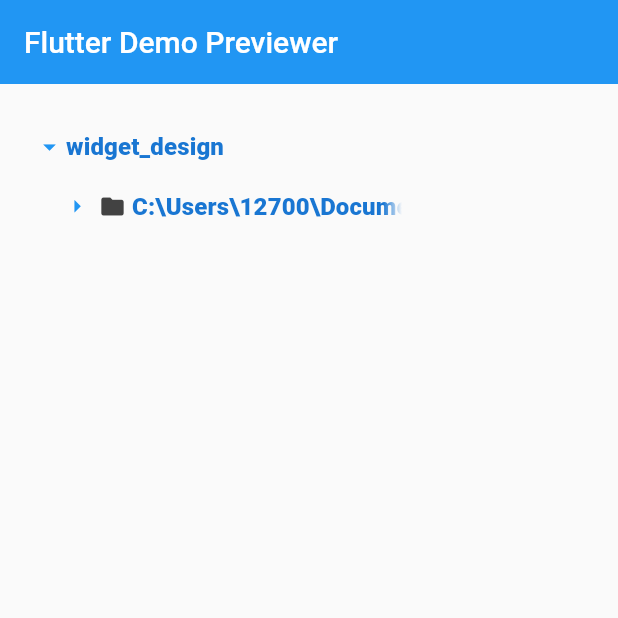
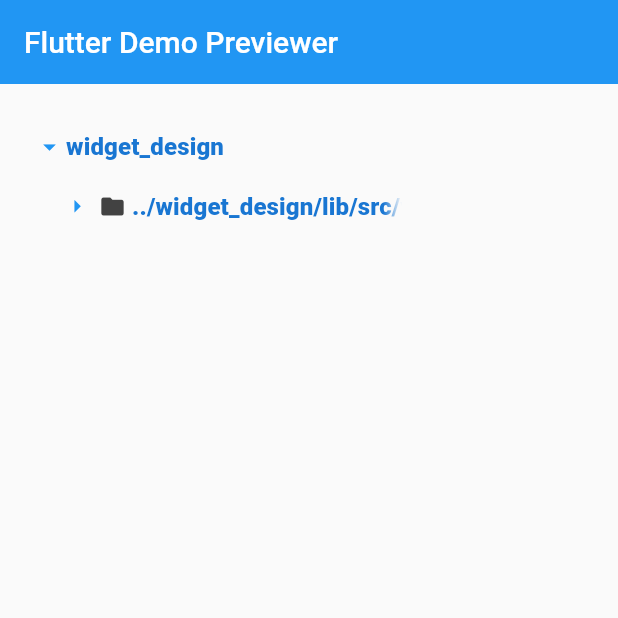
Before and after one commit to zhangwb1996/flutter_demo_previewer, a Flutter app: the screen it shows after launch, after a tap on the "arrow drop down" icon, on a phone screen of 412 x 824 dp, the top half of it. Run offline on Flutter 3.47's test engine with Material 2 defaults, Android fonts, the phone set to English and light mode, and no system bars; our stand-ins replace equatable; missing offline and left inert: child_builder, json_dynamic_widget.

```diff
--- a/lib/flutter_demo_previewer_pre.dart
+++ b/lib/flutter_demo_previewer_pre.dart
@@ -5,7 +5,7 @@
 /// Created Date: Monday, 2023-02-06 12:39:19 am
 /// Author: Wenbo Zhang (zhangwb1996@outlook.com)
 /// -----
-/// Last Modified: Wednesday, 2023-02-15 9:50:47 am
+/// Last Modified: Wednesday, 2023-02-15 10:37:11 am
 /// Modified By: Wenbo Zhang (zhangwb1996@outlook.com)
 /// -----
 /// Copyright (c) 2023
@@ -29,8 +29,10 @@ import 'tools/explorer_view/widget.dart';
 import 'tools/tree_view/widget.dart';
 import 'tools/dir/dir_entry.dart';
 
-String demoPath =
-    r'C:\Users\12700\Documents\FlutterProjects\Src\widget_design\lib\src\views';
+// String demoPath =
+//     r'C:\Users\12700\Documents\FlutterProjects\Src\widget_design\lib\src\views';
+
+String demoPath = r'../widget_design/lib/src/views';
 
 class FlutterDemoPreviewerPre extends StatefulWidget {
   const FlutterDemoPreviewerPre({Key? key, required this.title})
```
